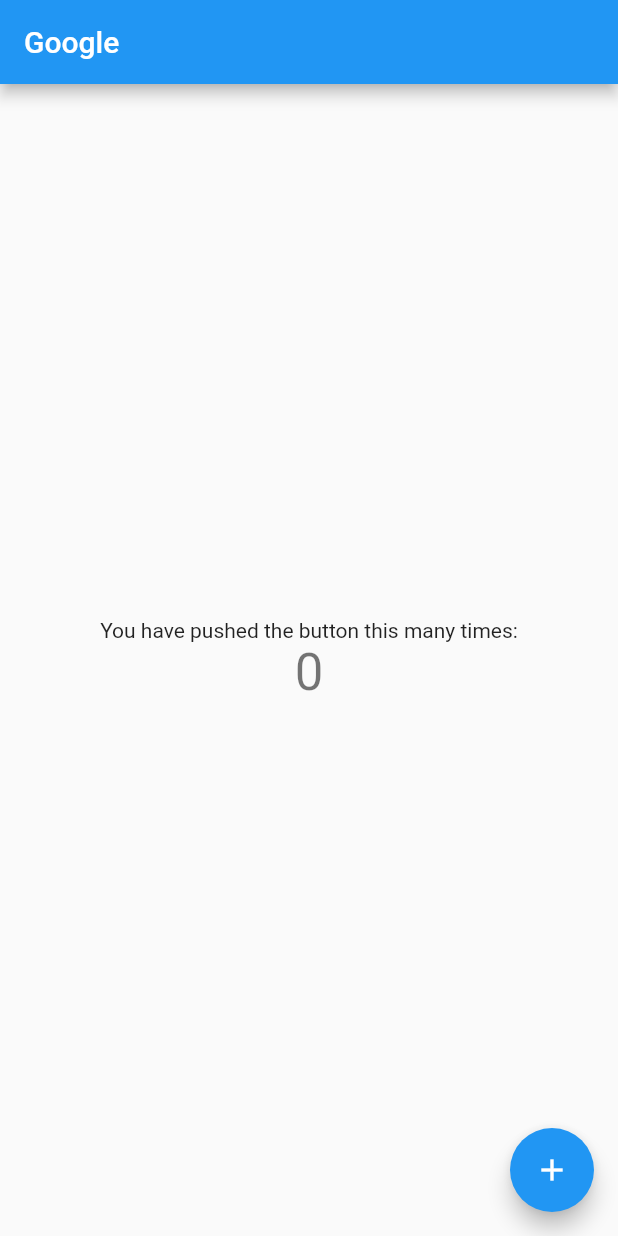
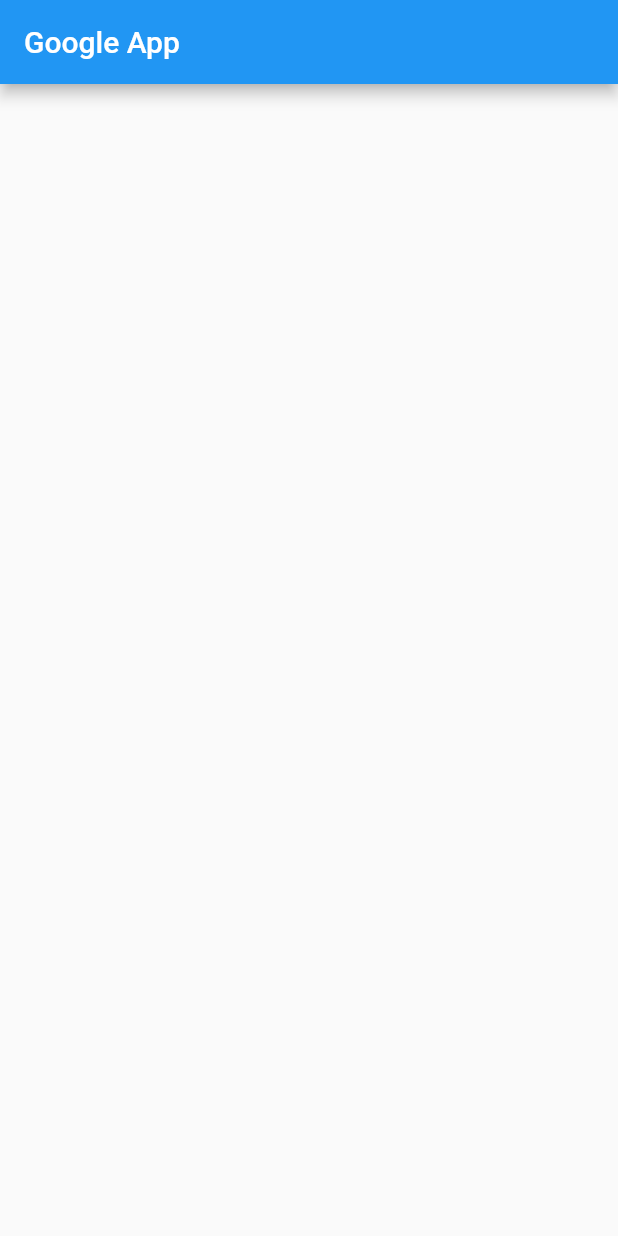
Before and after one commit to udityaprakash/Google_clone, a Flutter app: the screen it shows after launch, on a phone screen of 412 x 824 dp. Run offline on Flutter 3.47's test engine with Material 2 defaults, Android fonts, the phone set to English and light mode, and no system bars.

Commit message:
default content removed

```diff
--- a/lib/main.dart
+++ b/lib/main.dart
@@ -1,115 +1,12 @@
 import 'package:flutter/material.dart';
 
 void main() {
-  runApp(const MyApp());
-}
-
-class MyApp extends StatelessWidget {
-  const MyApp({super.key});
-
-  // This widget is the root of your application.
-  @override
-  Widget build(BuildContext context) {
-    return MaterialApp(
-      title: 'Flutter Demo',
-      theme: ThemeData(
-        // This is the theme of your application.
-        //
-        // Try running your application with "flutter run". You'll see the
-        // application has a blue toolbar. Then, without quitting the app, try
-        // changing the primarySwatch below to Colors.green and then invoke
-        // "hot reload" (press "r" in the console where you ran "flutter run",
-        // or simply save your changes to "hot reload" in a Flutter IDE).
-        // Notice that the counter didn't reset back to zero; the application
-        // is not restarted.
-        primarySwatch: Colors.blue,
-      ),
-      home: const MyHomePage(title: 'Google'),
-    );
-  }
-}
-
-class MyHomePage extends StatefulWidget {
-  const MyHomePage({super.key, required this.title});
-
-  // This widget is the home page of your application. It is stateful, meaning
-  // that it has a State object (defined below) that contains fields that affect
-  // how it looks.
-
-  // This class is the configuration for the state. It holds the values (in this
-  // case the title) provided by the parent (in this case the App widget) and
-  // used by the build method of the State. Fields in a Widget subclass are
-  // always marked "final".
-
-  final String title;
-
-  @override
-  State<MyHomePage> createState() => _MyHomePageState();
-}
-
-class _MyHomePageState extends State<MyHomePage> {
-  int _counter = 0;
-
-  void _incrementCounter() {
-    setState(() {
-      // This call to setState tells the Flutter framework that something has
-      // changed in this State, which causes it to rerun the build method below
-      // so that the display can reflect the updated values. If we changed
-      // _counter without calling setState(), then the build method would not be
-      // called again, and so nothing would appear to happen.
-      _counter++;
-    });
-  }
-
-  @override
-  Widget build(BuildContext context) {
-    // This method is rerun every time setState is called, for instance as done
-    // by the _incrementCounter method above.
-    //
-    // The Flutter framework has been optimized to make rerunning build methods
-    // fast, so that you can just rebuild anything that needs updating rather
-    // than having to individually change instances of widgets.
-    return Scaffold(
-      appBar: AppBar(
-        // Here we take the value from the MyHomePage object that was created by
-        // the App.build method, and use it to set our appbar title.
-        title: Text(widget.title),
-      ),
-      body: Center(
-        // Center is a layout widget. It takes a single child and positions it
-        // in the middle of the parent.
-        child: Column(
-          // Column is also a layout widget. It takes a list of children and
-          // arranges them vertically. By default, it sizes itself to fit its
-          // children horizontally, and tries to be as tall as its parent.
-          //
-          // Invoke "debug painting" (press "p" in the console, choose the
-          // "Toggle Debug Paint" action from the Flutter Inspector in Android
-          // Studio, or the "Toggle Debug Paint" command in Visual Studio Code)
-          // to see the wireframe for each widget.
-          //
-          // Column has various properties to control how it sizes itself and
-          // how it positions its children. Here we use mainAxisAlignment to
-          // center the children vertically; the main axis here is the vertical
-          // axis because Columns are vertical (the cross axis would be
-          // horizontal).
-          mainAxisAlignment: MainAxisAlignment.center,
-          children: <Widget>[
-            const Text(
-              'You have pushed the button this many times:',
-            ),
-            Text(
-              '$_counter',
-              style: Theme.of(context).textTheme.headline4,
-            ),
-          ],
+  runApp(MaterialApp(
+      home: Scaffold(
+        appBar: AppBar(
+          title: const Text('Google App'),
         ),
       ),
-      floatingActionButton: FloatingActionButton(
-        onPressed: _incrementCounter,
-        tooltip: 'Increment',
-        child: const Icon(Icons.add),
-      ), // This trailing comma makes auto-formatting nicer for build methods.
-    );
-  }
+    ),
+  );
 }
```
